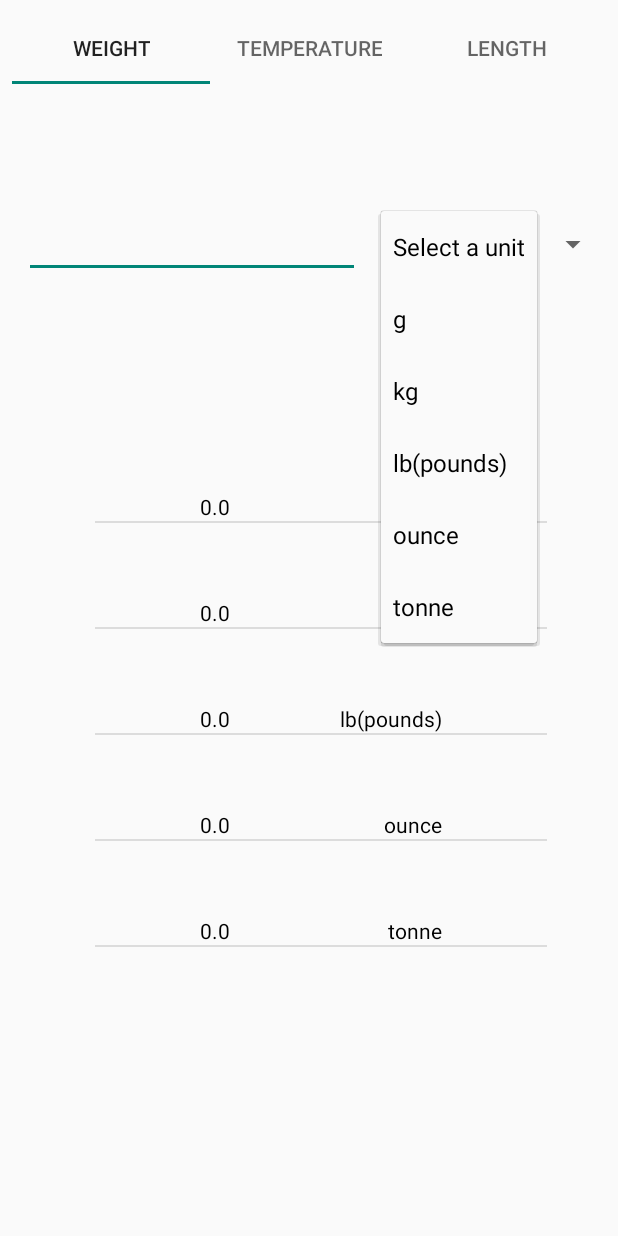
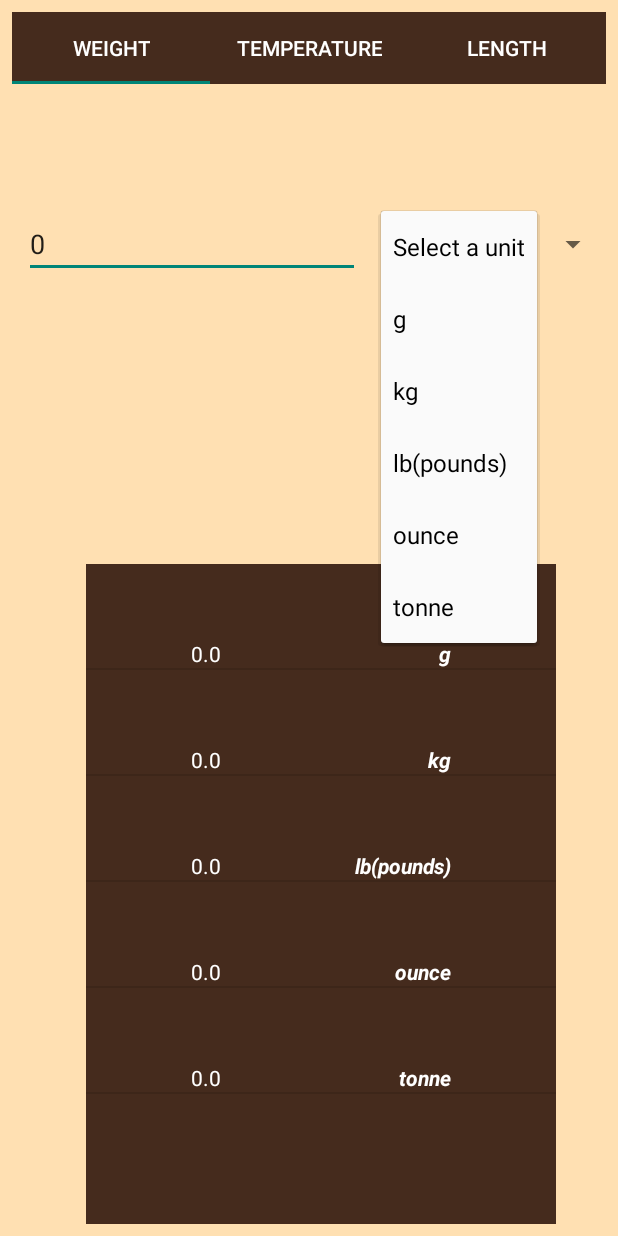
Before and after one commit to Jos33y/UnitConverter, an Android app: the screen it shows after launch (MainActivity), after a tap on "Select a unit", on a phone screen of 412 x 824 dp. Run offline under Robolectric (Android 15) with nearby library versions, the phone set to English and light mode, and no system bars.

Commit message:
changes to the UI theme made and listview default values added to the onCeate

```diff
--- a/app/src/main/java/com/myapps/unitconverter/TemperatureFragment.java
+++ b/app/src/main/java/com/myapps/unitconverter/TemperatureFragment.java
@@ -53,20 +53,18 @@ public class TemperatureFragment extends Fragment {
 
         editText.requestFocus();
 
+        arrayList.add(new ListViewDataModel(tempValue, "°C"));
+        arrayList.add(new ListViewDataModel(tempValue, "°F"));
+        arrayList.add(new ListViewDataModel(tempValue, "K"));
+
         spinner.setOnItemSelectedListener(new AdapterView.OnItemSelectedListener() {
             @Override
             public void onItemSelected(AdapterView<?> adapterView, View view, int i, long l) {
                 String value = adapterView.getItemAtPosition(i).toString();
 
-              if (value.equals("Select a unit")) {
-                  arrayList.add(new ListViewDataModel(tempValue, "°C"));
-                  arrayList.add(new ListViewDataModel(tempValue, "°F"));
-                  arrayList.add(new ListViewDataModel(tempValue, "K"));
-
-              }
-
               if (value.equals("°C")) {
                   arrayList.clear();
+                  customAdapter.notifyDataSetChanged();
                   editTextValue = editText.getText().toString();
                   tempValue = Double.valueOf(editTextValue);
 
@@ -85,6 +83,7 @@ public class TemperatureFragment extends Fragment {
               }
               if (value.equals("°F")) {
                   arrayList.clear();
+                  customAdapter.notifyDataSetChanged();
                   editTextValue = editText.getText().toString();
                   tempValue = Double.valueOf(editTextValue);
 
@@ -102,6 +101,7 @@ public class TemperatureFragment extends Fragment {
               }
               if (value.equals("K"))  {
                   arrayList.clear();
+                  customAdapter.notifyDataSetChanged();
                   editTextValue = editText.getText().toString();
                   tempValue = Double.valueOf(editTextValue);
 
--- a/app/src/main/java/com/myapps/unitconverter/WeightFragment.java
+++ b/app/src/main/java/com/myapps/unitconverter/WeightFragment.java
@@ -55,25 +55,20 @@ public class WeightFragment extends Fragment {
         spinner.setAdapter(adapter);
         editText.requestFocus();
 
+        arrayList.add(new ListViewDataModel(weightValue, "g"));
+        arrayList.add(new ListViewDataModel(weightValue, "kg"));
+        arrayList.add(new ListViewDataModel(weightValue, "lb(pounds)"));
+        arrayList.add(new ListViewDataModel(weightValue, "ounce"));
+        arrayList.add(new ListViewDataModel(weightValue, "tonne"));
+
         spinner.setOnItemSelectedListener(new AdapterView.OnItemSelectedListener() {
             @Override
             public void onItemSelected(AdapterView<?> adapterView, View view, int i, long l) {
                 String value = adapterView.getItemAtPosition(i).toString();
 
-
-                if (value.equals("Select a unit")) {
-                    arrayList.add(new ListViewDataModel(weightValue, "g"));
-                    arrayList.add(new ListViewDataModel(weightValue, "kg"));
-                    arrayList.add(new ListViewDataModel(weightValue, "lb(pounds)"));
-                    arrayList.add(new ListViewDataModel(weightValue, "ounce"));
-                    arrayList.add(new ListViewDataModel(weightValue, "tonne"));
-
-                }
-
                 if (value.equals("lb(pounds)")) {
                     arrayList.clear();
                     spinner.setSelection(0);
-                    Log.d("message", "pounds selected");
                     editTextValue = editText.getText().toString();
                     weightValue = Double.valueOf(editTextValue);
 
@@ -105,7 +100,7 @@ public class WeightFragment extends Fragment {
                 if (value.equals("g"))  {
                     arrayList.clear();
                     spinner.setSelection(0);
-                    Log.d("message", "pounds selected");
+                    customAdapter.notifyDataSetChanged();
                     editTextValue = editText.getText().toString();
                     weightValue = Double.valueOf(editTextValue);
 
@@ -129,9 +124,7 @@ public class WeightFragment extends Fragment {
                         customAdapter.notifyDataSetChanged();
                         arrayList.add(new ListViewDataModel(result, "Tonne"));
 
-
                     }
-
 
                 }
 
@@ -139,7 +132,7 @@ public class WeightFragment extends Fragment {
 
                     arrayList.clear();
                     spinner.setSelection(0);
-                    Log.d("message", "kg selected");
+                    customAdapter.notifyDataSetChanged();
                     editTextValue = editText.getText().toString();
                     weightValue = Double.valueOf(editTextValue);
 
@@ -170,10 +163,9 @@ public class WeightFragment extends Fragment {
                 if (value.equals("ounce"))  {
                     arrayList.clear();
                     spinner.setSelection(0);
-                    Log.d("message", "ounce selected");
+                    customAdapter.notifyDataSetChanged();
                     editTextValue = editText.getText().toString();
                     weightValue = Double.valueOf(editTextValue);
-
 
                     arrayList.add(new ListViewDataModel(weightValue, "ounce"));
                     {
@@ -200,7 +192,7 @@ public class WeightFragment extends Fragment {
                 if (value.equals("tonne"))  {
                     arrayList.clear();
                     spinner.setSelection(0);
-                    Log.d("message", "ounce selected");
+                    customAdapter.notifyDataSetChanged();
                     editTextValue = editText.getText().toString();
                     weightValue = Double.valueOf(editTextValue);
 
@@ -223,8 +215,6 @@ public class WeightFragment extends Fragment {
                         customAdapter.notifyDataSetChanged();
                         arrayList.add(new ListViewDataModel(result, "ounce"));
 
-
-
                     }
 
                 }
--- a/app/src/main/res/layout/activity_main.xml
+++ b/app/src/main/res/layout/activity_main.xml
@@ -3,12 +3,15 @@
     xmlns:app="http://schemas.android.com/apk/res-auto"
     xmlns:tools="http://schemas.android.com/tools"
     android:id="@+id/constraint_layout"
+    android:background="@color/colorPrimary"
     android:layout_width="match_parent"
     android:layout_height="match_parent"
     tools:context=".MainActivity">
 
     <com.google.android.material.tabs.TabLayout
         android:id="@+id/tab_layout"
+        android:background="@color/tabColor"
+        app:tabTextColor="@color/tabTextColor"
         android:layout_width="0dp"
         android:layout_height="wrap_content"
         android:layout_marginStart="8dp"
--- a/app/src/main/res/layout/fragment_weight.xml
+++ b/app/src/main/res/layout/fragment_weight.xml
@@ -12,6 +12,7 @@
         android:layout_width="224dp"
         android:layout_height="45dp"
         android:layout_marginStart="8dp"
+        android:text="0"
         android:layout_marginTop="84dp"
         android:ems="10"
         android:inputType="numberDecimal"
@@ -31,18 +32,20 @@
 
     <ListView
         android:id="@+id/all_fragment_listview"
-        android:layout_width="301dp"
-        android:layout_height="407dp"
+        android:layout_width="313dp"
+        android:layout_height="440dp"
         android:layout_marginStart="8dp"
         android:layout_marginTop="8dp"
         android:layout_marginEnd="8dp"
         android:layout_marginBottom="8dp"
+        android:theme="@style/ListViewTheme"
+        android:background="@color/listViewColor"
         android:focusableInTouchMode="false"
         android:isScrollContainer="false"
         app:layout_constraintBottom_toBottomOf="parent"
         app:layout_constraintEnd_toEndOf="parent"
         app:layout_constraintStart_toStartOf="parent"
         app:layout_constraintTop_toBottomOf="@+id/user_temp"
-        app:layout_constraintVertical_bias="0.392" />
+        app:layout_constraintVertical_bias="1.0" />
 
 </androidx.constraintlayout.widget.ConstraintLayout>
--- a/app/src/main/res/layout/listview_layout.xml
+++ b/app/src/main/res/layout/listview_layout.xml
@@ -14,6 +14,7 @@
         android:layout_height="wrap_content"
         android:layout_marginStart="70dp"
         android:layout_marginTop="50dp"
+        android:textColor="@color/valuesColor"
         app:layout_constraintStart_toStartOf="parent"
         app:layout_constraintTop_toTopOf="parent" />
 
@@ -23,6 +24,8 @@
         android:layout_height="wrap_content"
         android:layout_marginTop="50dp"
         android:layout_marginEnd="70dp"
+        android:textColor="@color/valuesColor"
+        android:textStyle="bold|italic"
         app:layout_constraintEnd_toEndOf="parent"
         app:layout_constraintTop_toTopOf="parent" />
 </androidx.constraintlayout.widget.ConstraintLayout>
--- a/app/src/main/res/values/colors.xml
+++ b/app/src/main/res/values/colors.xml
@@ -1,13 +1,24 @@
 <?xml version="1.0" encoding="utf-8"?>
 <resources>
-    <color name="colorPrimary">#008577</color>
+    <color name="colorPrimary">#FFE0B2</color>
     <color name="colorPrimaryDark">#00574B</color>
-    <color name="colorAccent">#D81B60</color>
+    <color name="colorAccent">#DA260E04</color>
 
 
-    <color name="primaryColor">#137dff</color>
-    <color name="secondaryColor">#ff1f13</color>
-    <color name="primaryLightColor">#6dabff</color>
-    <color name="primaryDarkColor">#0052cb</color>
+
+    <color name="primaryColor">#DA260E04</color>
+    <color name="primaryLightColor">#73e8ff</color>
+    <color name="primaryDarkColor">#DA260E04</color>
+    <color name="secondaryColor">#ec407a</color>
+    <color name="secondaryLightColor">#ff77a9</color>
+    <color name="secondaryDarkColor">#b4004e</color>
     <color name="primaryTextColor">#000000</color>
+    <color name="secondaryTextColor">#000000</color>
+
+
+    <color name="valuesColor">#FFFFFF</color>
+    <color name="listViewColor">#DA260E04</color>
+    <color name="tabColor">#DA260E04</color>
+    <color name="tabTextColor">#FFFFFF</color>
+
 </resources>
--- a/app/src/main/res/values/styles.xml
+++ b/app/src/main/res/values/styles.xml
@@ -1,13 +1,14 @@
 <resources>
 
     <!-- Base application theme. -->
-    <style name="AppTheme" parent="Theme.AppCompat.Light.DarkActionBar">
+    <style name="AppTheme" parent="Theme.AppCompat.Light">
         <!-- Customize your theme here. -->
         <item name="colorPrimary">@color/primaryColor</item>
         <item name="android:colorAccent">@color/secondaryColor</item>
 
         <item name="colorPrimaryDark">@color/primaryDarkColor</item>
         <item name="android:textColor">@color/primaryTextColor</item>
+
     </style>
 
     <style name="AppTheme.NoActionBar">
@@ -18,5 +19,8 @@
     <style name="AppTheme.AppBarOverlay" parent="ThemeOverlay.AppCompat.Dark.ActionBar" />
 
     <style name="AppTheme.PopupOverlay" parent="ThemeOverlay.AppCompat.Light" />
+    <style name="ListViewTheme">
+        <item name="android:background">@color/primaryColor</item>
+    </style>
 
 </resources>
```
Also changed, not shown: app/src/main/java/com/myapps/unitconverter/LengthFragment.java (+16 -16 lines), app/src/main/res/layout/fragement_temperature.xml (+5 -4 lines), app/src/main/res/layout/fragment_length.xml (+6 -3 lines).
